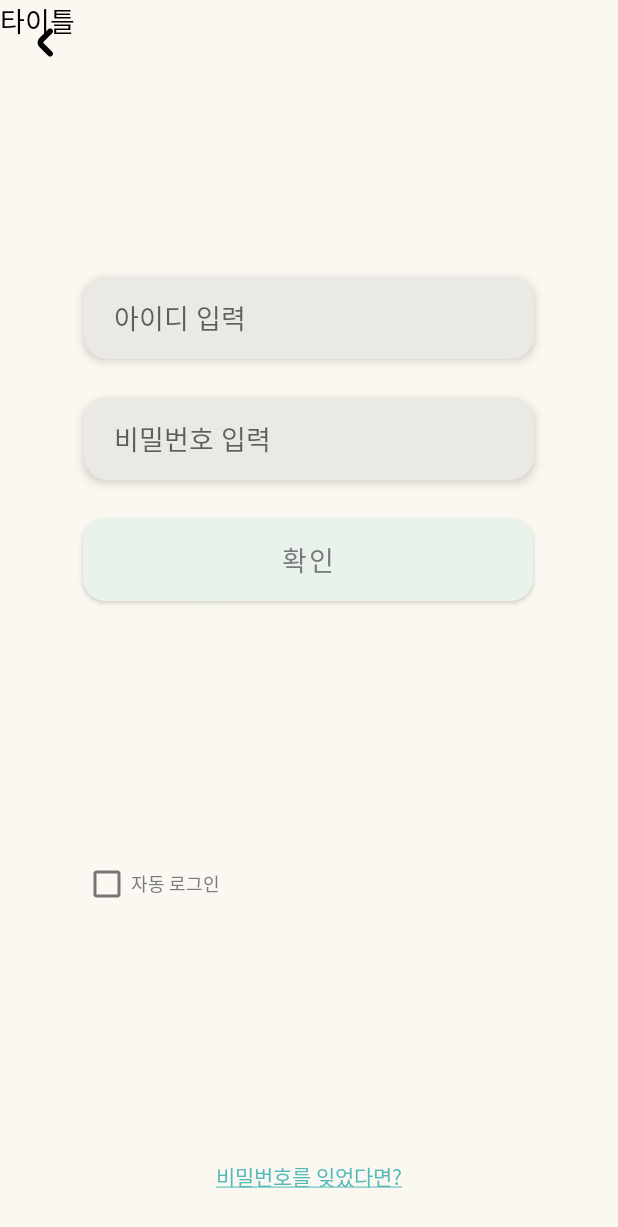
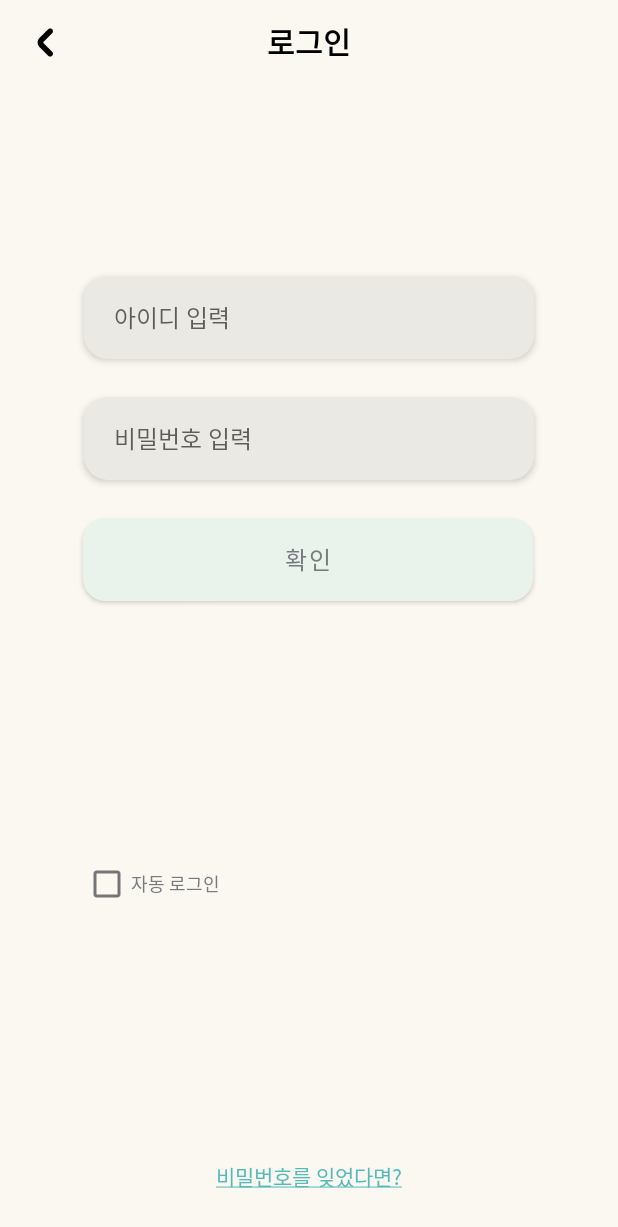
Before and after one commit to GURUSoundy/Soundy, an Android app: the LoginActivity screen opened directly, with no data from a screen before it, after a tap on "확인", on a phone screen of 412 x 824 dp. Shown: the top 1227 px of the screen. Run offline under Robolectric (Android 15) with nearby library versions, the phone set to English and light mode, and no system bars.

Commit message:
추가 : 로그인 페이지 구현 완료(1차)

```diff
--- /dev/null
+++ b/app/src/main/java/com/example/soundy/DBManager.kt
@@ -0,0 +1,21 @@
+package com.example.soundy
+
+import android.content.Context
+import android.database.sqlite.SQLiteDatabase
+import android.database.sqlite.SQLiteOpenHelper
+
+class DBManager(
+    context: Context?,
+    name: String?,
+    factory: SQLiteDatabase.CursorFactory?,
+    version: Int
+) : SQLiteOpenHelper(context, name, factory, version) {
+    override fun onCreate(db: SQLiteDatabase?) {
+        db!!.execSQL("CREATE TABLE User (id text PRIMARY KEY, password text, nickname text)")
+    }
+
+    override fun onUpgrade(db: SQLiteDatabase?, oldVersion: Int, newVersion: Int) {
+        db!!.execSQL("DROP TABLE IF EXISTS User")
+        onCreate(db)
+    }
+}
--- a/app/src/main/java/com/example/soundy/LoginActivity.kt
+++ b/app/src/main/java/com/example/soundy/LoginActivity.kt
@@ -1,46 +1,125 @@
 package com.example.soundy
 
+import android.content.Context
 import android.content.Intent
+import android.content.SharedPreferences
+import android.database.Cursor
+import android.database.sqlite.SQLiteDatabase
+import android.database.sqlite.SQLiteOpenHelper
 import androidx.appcompat.app.AppCompatActivity
 import android.os.Bundle
-import android.widget.Button
-import android.widget.CheckBox
-import android.widget.EditText
+import android.util.Log
+import android.widget.*
 
 class LoginActivity : AppCompatActivity() {
+
+    lateinit var dbManager: DBManager
+    lateinit var sqliteDB: SQLiteDatabase
+
     lateinit var id: EditText
     lateinit var password: EditText
     lateinit var btnLogin: Button
     lateinit var autoLogin: CheckBox
     lateinit var btnForgetPassword: Button
 
+    lateinit var btnBack: ImageButton
+
     override fun onCreate(savedInstanceState: Bundle?) {
         super.onCreate(savedInstanceState)
         setContentView(R.layout.activity_login)
 
+        /* 뒤로가기 버튼 클릭 리스너 */
+        btnBack = findViewById(R.id.btnBack)
+        btnBack.setOnClickListener{
+            val intent = Intent(this, MainActivity::class.java)
+            startActivity(intent)
+        }
+
+        /* 자동 로그인 처리 */
+        val shared = getSharedPreferences("autoLogin", Context.MODE_PRIVATE)
+        var userId = shared.getString("userId", null)
+        var userPW = shared.getString("userPW", null)
+        var userNickName = shared.getString("userNickname", null)
+
+        /* !!!!! 로그아웃 페이지 만든 후 autoLogin 값 지워주는 로직 추가(노션 확인) !!!!! */
+
+        if (userId != null && userPW != null) {
+            Toast.makeText(this@LoginActivity, "${userNickName}님 환영합니다.", Toast.LENGTH_SHORT).show()
+
+            /* 아이디 넘기는 작업 추가 */
+
+            /* 로그인 잘 완료되면 목록 액티비티로 넘어감
+            val intent = Intent(this, listActivity::class.java)
+            startActivity(intent) */
+        } else {
             id = findViewById(R.id.id)
             password = findViewById(R.id.password)
             btnLogin = findViewById(R.id.btnLogin)
             autoLogin = findViewById(R.id.autoLogin)
             btnForgetPassword = findViewById(R.id.btnForgetPassword)
 
+            dbManager = DBManager(this, "User", null, 1)
+            sqliteDB = dbManager.readableDatabase
+
             /* 로그인 버튼 클릭 이벤트 핸들러 */
             btnLogin.setOnClickListener {
-            /* id, password 넘겨서 DB에서 확인하는 로직 추가 */
+                /* id, password 넘겨서 DB에서 확인하는 로직 */
+                var str_id: String = id.text.toString()
+                var str_password: String = password.text.toString()
+                var nickname: String = ""
 
-            /* 자동로그인이 체크되었을 경우 로그인 정보 저장*/
-            if (autoLogin.isChecked) {
+                var cursor: Cursor = sqliteDB.rawQuery("select * from User where id = '$str_id' and password = '$str_password';", null)
 
+                while (cursor.moveToNext()) {
+                    var validId: String = cursor.getString(0)
+                    var validPassword: String = cursor.getString(1)
+                    nickname = cursor.getString(2)
                 }
+
+                if (cursor.count == 1) {
+                    Toast.makeText(this@LoginActivity, "${nickname}님 환영합니다.", Toast.LENGTH_SHORT).show()
+
+                    /* 아이디 넘기는 작업 추가 */
 
                     /* 로그인 잘 완료되면 목록 액티비티로 넘어감
                     val intent = Intent(this, listActivity::class.java)
                     startActivity(intent) */
+
+                    cursor.close()
+                    sqliteDB.close()
+
+                } else {
+                    /* 아이디나 비밀번호를 입력하지 않았을 경우 / 아이디 또는 비밀번호가 틀렸을 경우 */
+                    if (str_id.isEmpty() || str_password.isEmpty()) {
+                        Toast.makeText(this@LoginActivity, "아이디와 비밀번호를 입력해주세요.", Toast.LENGTH_SHORT).show()
+                    } else {
+                        Toast.makeText(this@LoginActivity, "아이디 또는 비밀번호가 틀렸습니다.", Toast.LENGTH_SHORT).show()
+                    }
+                }
+
+                /* 자동로그인이 체크되었을 경우 로그인 정보 저장*/
+                if (autoLogin.isChecked) {
+                    val auto = getSharedPreferences("autoLogin", Context.MODE_PRIVATE)
+                    val editor = auto.edit()
+                    editor.putString("userId", str_id)
+                    editor.putString("userPW", str_password)
+                    editor.putString("userNickname", nickname)
+                    editor.apply()
+                }
             }
 
             /* 비밀번호 재설정 버튼 클릭 이벤트 핸들러 */
             btnForgetPassword.setOnClickListener {
+                Toast.makeText(this@LoginActivity, "비밀번호 재설정.", Toast.LENGTH_SHORT).show()
+                /*
+                val intent = Intent(this, ForgetPasswordActivity::class.java)
+                startActivity(intent) */
+            }
+        }
+
+
+
 
     }
+
 }
-}
--- a/app/src/main/res/layout/activity_login.xml
+++ b/app/src/main/res/layout/activity_login.xml
@@ -1,6 +1,5 @@
 <?xml version="1.0" encoding="utf-8"?>
-    <androidx.constraintlayout.widget.ConstraintLayout
-        xmlns:android="http://schemas.android.com/apk/res/android"
+<androidx.constraintlayout.widget.ConstraintLayout xmlns:android="http://schemas.android.com/apk/res/android"
     xmlns:app="http://schemas.android.com/apk/res-auto"
     xmlns:tools="http://schemas.android.com/tools"
     android:layout_width="match_parent"
@@ -10,11 +9,52 @@
     tools:context=".LoginActivity">
 
     <!-- include toolbar -->
+    <!--  제대로 안돼서 일단 지움
         <include
             layout="@layout/toolbar"
             app:layout_constraintEnd_toEndOf="parent"
             app:layout_constraintStart_toStartOf="parent"
             app:layout_constraintTop_toTopOf="parent" />
+            -->
+
+    <!-- 메뉴바 구성 -->
+    <androidx.constraintlayout.widget.ConstraintLayout
+        android:layout_width="match_parent"
+        android:layout_height="?attr/actionBarSize"
+        app:layout_constraintEnd_toEndOf="parent"
+        app:layout_constraintStart_toStartOf="parent"
+        app:layout_constraintTop_toTopOf="parent">
+
+        <ImageButton
+            android:id="@+id/btnBack"
+            android:layout_width="30dp"
+            android:layout_height="match_parent"
+            android:layout_marginStart="15dp"
+            android:layout_marginTop="10dp"
+            android:layout_marginBottom="10dp"
+            android:background="#00FFFFFF"
+            android:scaleType="centerInside"
+            app:layout_constraintBottom_toBottomOf="parent"
+            app:layout_constraintStart_toStartOf="parent"
+            app:layout_constraintTop_toTopOf="parent"
+            app:srcCompat="@drawable/back_button" />
+
+        <TextView
+            android:id="@+id/titleText"
+            android:layout_width="wrap_content"
+            android:layout_height="match_parent"
+            android:backgroundTint="@color/beige"
+            android:gravity="center"
+            android:text="로그인"
+            android:textColor="@color/black"
+            android:textSize="20sp"
+            android:textStyle="bold"
+            app:layout_constraintEnd_toEndOf="parent"
+            app:layout_constraintStart_toStartOf="parent"
+            app:layout_constraintTop_toTopOf="parent" />
+        <!-- 페이지마다 다른 타이틀 적용할 수 있도록 수정 필요(android:text) -->
+
+    </androidx.constraintlayout.widget.ConstraintLayout>
 
     <EditText
         android:id="@+id/id"
@@ -25,11 +65,12 @@
         android:layout_marginEnd="80dp"
         android:autofillHints="아이디"
         android:background="@drawable/edit_text_rounded_corner_rectangle"
-        android:elevation="4dp"
+        android:elevation="3dp"
         android:ems="10"
         android:hint="아이디 입력"
         android:inputType="textEmailAddress"
         android:paddingLeft="20dp"
+        android:textSize="16sp"
         app:layout_constraintEnd_toEndOf="parent"
         app:layout_constraintHorizontal_bias="0.51"
         app:layout_constraintStart_toStartOf="parent"
@@ -44,11 +85,12 @@
         android:layout_marginEnd="80dp"
         android:autofillHints="비밀번호"
         android:background="@drawable/edit_text_rounded_corner_rectangle"
-        android:elevation="4dp"
+        android:elevation="3dp"
         android:ems="10"
         android:hint="비밀번호 입력"
         android:inputType="textPassword"
         android:paddingLeft="20dp"
+        android:textSize="16sp"
         app:layout_constraintEnd_toEndOf="parent"
         app:layout_constraintHorizontal_bias="0.51"
         app:layout_constraintStart_toStartOf="parent"
@@ -65,7 +107,7 @@
         android:insetBottom="0dp"
         android:text="확인"
         android:textColor="#797A7E"
-        android:textSize="18sp"
+        android:textSize="16sp"
         app:cornerRadius="15dp"
         app:layout_constraintEnd_toEndOf="parent"
         app:layout_constraintHorizontal_bias="0.495"
--- a/app/src/main/res/layout/toolbar.xml
+++ b/app/src/main/res/layout/toolbar.xml
@@ -23,17 +23,17 @@
 
     <TextView
         android:id="@+id/titleText"
-        android:layout_width="match_parent"
+        android:layout_width="wrap_content"
         android:layout_height="match_parent"
         android:backgroundTint="@color/beige"
+        android:gravity="center"
         android:text="타이틀"
         android:textColor="@color/black"
-        android:textSize="18sp"
+        android:textSize="20sp"
+        android:textStyle="bold"
         app:layout_constraintEnd_toEndOf="parent"
-        app:layout_constraintHorizontal_bias="0.0"
         app:layout_constraintStart_toStartOf="parent"
-        app:layout_constraintTop_toTopOf="parent"
-        tools:gravity="center" />
-        <!-- 페이지마다 다른 타이틀 적용할 수 있도록 수정 필요(android:text) -->
+        app:layout_constraintTop_toTopOf="parent" />
+    <!-- 페이지마다 다른 타이틀 적용할 수 있도록 수정 필요(android:text) -->
 
 </androidx.constraintlayout.widget.ConstraintLayout>
```
Lines whose indentation alone changed are shown as unchanged.
